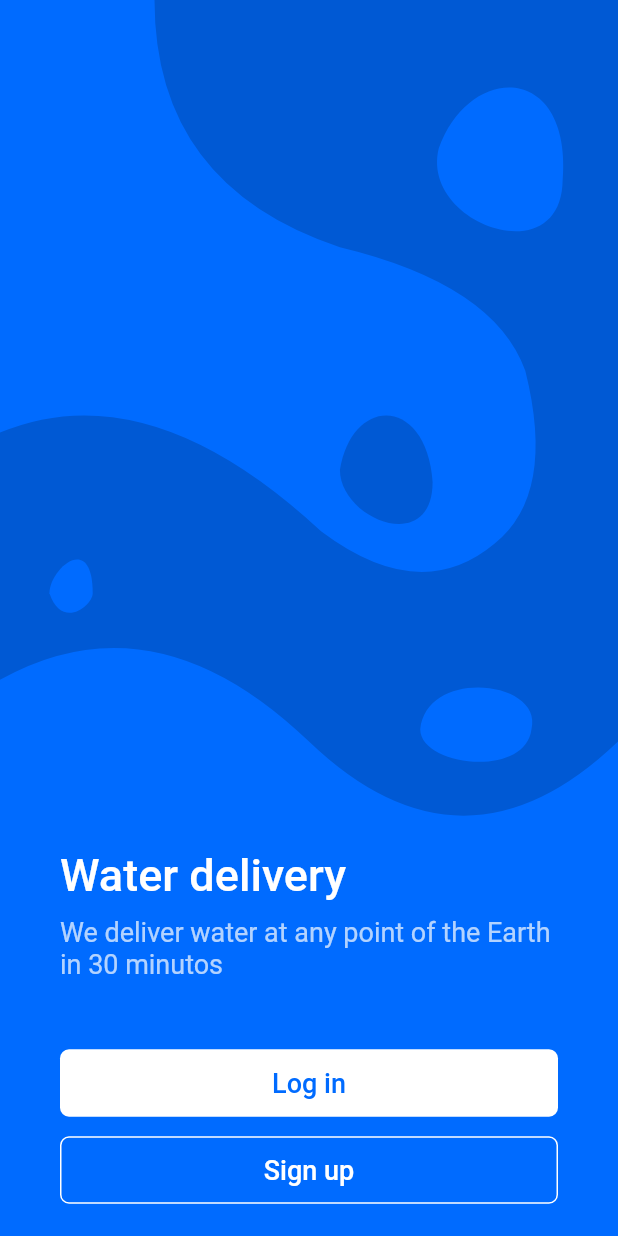
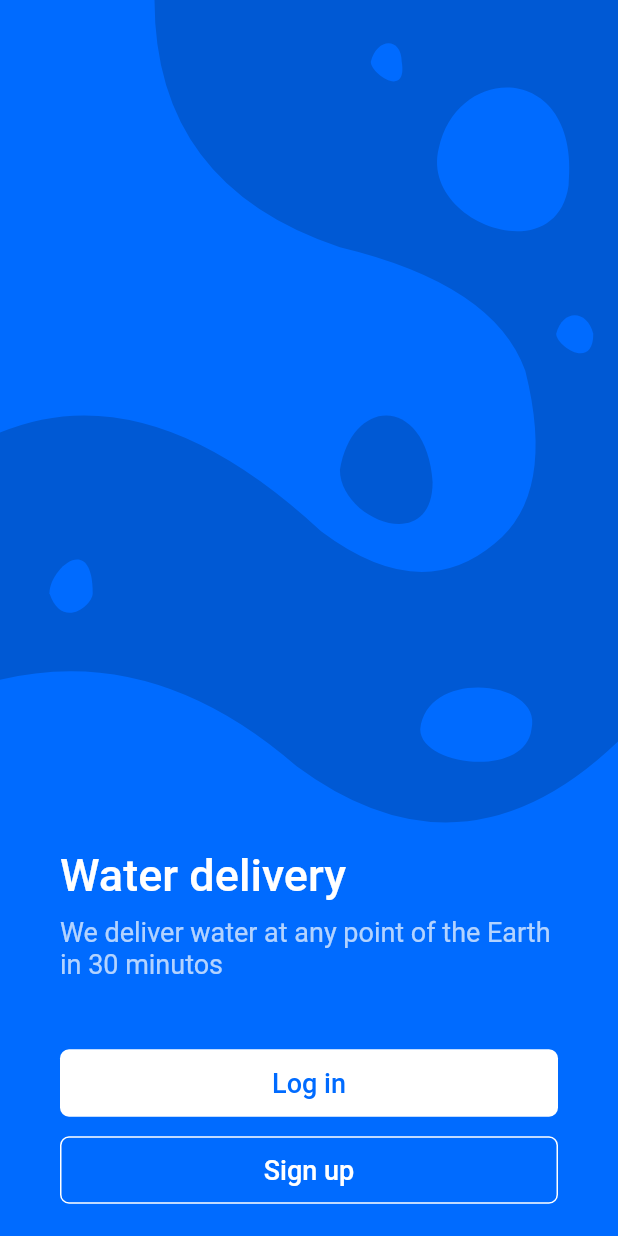
Before and after one commit to FKSAxell/login_water, a Flutter app: the InitialPage screen opened by its route, after a tap on "Log in", on a phone screen of 412 x 824 dp. Run offline on Flutter 3.47's test engine with Material 2 defaults, Android fonts, the light colour scheme and no system bars.

Commit message:
fin initial page

```diff
--- a/lib/main.dart
+++ b/lib/main.dart
@@ -11,7 +11,7 @@ class MyApp extends StatelessWidget {
     return MaterialApp(
       debugShowCheckedModeBanner: false,
       title: 'Material App',
-      initialRoute: 'initial',
+      initialRoute: 'login',
       routes: {
         'initial': (_) => InitialPage(),
         'login': (_) => LoginPage(),
--- a/lib/pages/initial_page.dart
+++ b/lib/pages/initial_page.dart
@@ -100,14 +100,12 @@ class _HeaderWavePainter extends CustomPainter {
   void paint(Canvas canvas, Size size) {
     final lapiz = Paint()..strokeCap = StrokeCap.round;
 
-    // Propiedades
-    lapiz.color = Color(0xff0059d4); //Colors.yellow; //Color(0xff0059d4);
-    lapiz.style = PaintingStyle.fill; //.fill rellenar
+    lapiz.color = Color(0xff0059d4);
+    lapiz.style = PaintingStyle.fill;
     lapiz.strokeWidth = 4;
 
     final path = new Path();
 
-    //Dibujar con el path y el lapiz
     path.moveTo(size.width * 0.25, 0);
     path.quadraticBezierTo(
       size.width * 0.25,
@@ -142,9 +140,9 @@ class _HeaderWavePainter extends CustomPainter {
     path.lineTo(0, size.height * 0.55);
     path.quadraticBezierTo(
       size.width * 0.25,
-      size.height * 0.48,
-      size.width * 0.50,
-      size.height * 0.60,
+      size.height * 0.52,
+      size.width * 0.48,
+      size.height * 0.62,
     );
     path.quadraticBezierTo(
       size.width * 0.75,
@@ -152,16 +150,14 @@ class _HeaderWavePainter extends CustomPainter {
       size.width,
       size.height * 0.60,
     );
-
     path.lineTo(size.width, 0);
     path.lineTo(size.width * 0.25, 0);
     canvas.drawPath(path, lapiz);
 
     final lapiz2 = Paint()..strokeCap = StrokeCap.round;
 
-    // Propiedades
-    lapiz2.color = Color(0xff006bff); //Colors.yellow; //Color(0xff006bff);
-    lapiz2.style = PaintingStyle.fill; //.fill rellenar
+    lapiz2.color = Color(0xff006bff);
+    lapiz2.style = PaintingStyle.fill;
     lapiz2.strokeWidth = 3;
 
     final path2 = new Path();
@@ -175,7 +171,6 @@ class _HeaderWavePainter extends CustomPainter {
       size.width * 0.15,
       size.height * 0.48,
     );
-
     path2.cubicTo(
       size.width * 0.15,
       size.height * 0.49,
@@ -189,9 +184,8 @@ class _HeaderWavePainter extends CustomPainter {
 
     final lapiz3 = Paint()..strokeCap = StrokeCap.round;
 
-    // Propiedades
-    lapiz3.color = Color(0xff006bff); //Colors.yellow; //Color(0xff006bff);
-    lapiz3.style = PaintingStyle.fill; //.fill rellenar
+    lapiz3.color = Color(0xff006bff);
+    lapiz3.style = PaintingStyle.fill;
     lapiz3.strokeWidth = 3;
 
     final path3 = new Path();
@@ -212,14 +206,13 @@ class _HeaderWavePainter extends CustomPainter {
       size.width * 0.68,
       size.height * 0.59,
     );
-    // path3.close();
+
     canvas.drawPath(path3, lapiz3);
 
     final lapiz4 = Paint()..strokeCap = StrokeCap.round;
 
-    // Propiedades
-    lapiz4.color = Color(0xff0059d4); //Colors.yellow; //Color(0xff006bff);
-    lapiz4.style = PaintingStyle.fill; //.fill rellenar
+    lapiz4.color = Color(0xff0059d4);
+    lapiz4.style = PaintingStyle.fill;
     lapiz4.strokeWidth = 3;
 
     final path4 = new Path();
@@ -240,15 +233,6 @@ class _HeaderWavePainter extends CustomPainter {
       size.width * 0.55,
       size.height * 0.38,
     );
-    // path4.cubicTo(
-    //   size.width * 0.85,
-    //   size.height * 0.63,
-    //   size.width * 0.68,
-    //   size.height * 0.62,
-    //   size.width * 0.68,
-    //   size.height * 0.59,
-    // );
-    // path4.close();
     canvas.drawPath(path4, lapiz4);
 
     final lapiz5 = Paint()..strokeCap = StrokeCap.round;
@@ -261,11 +245,11 @@ class _HeaderWavePainter extends CustomPainter {
     final path5 = new Path();
     path5.moveTo(size.width * 0.71, size.height * 0.12);
     path5.cubicTo(
-      size.width * 0.76,
+      size.width * 0.74,
       size.height * 0.05,
-      size.width * 0.93,
+      size.width * 0.94,
       size.height * 0.05,
-      size.width * 0.91,
+      size.width * 0.92,
       size.height * 0.15,
     );
     path5.cubicTo(
@@ -278,6 +262,64 @@ class _HeaderWavePainter extends CustomPainter {
     );
     path5.close();
     canvas.drawPath(path5, lapiz5);
+
+    final lapiz6 = Paint()..strokeCap = StrokeCap.round;
+
+    // Propiedades
+    lapiz6.color = Color(0xff006bff); //Colors.yellow; //Color(0xff006bff);
+    lapiz6.style = PaintingStyle.fill; //.fill rellenar
+    lapiz6.strokeWidth = 1;
+
+    final path6 = new Path();
+    path6.moveTo(size.width * 0.90, size.height * 0.27);
+    path6.cubicTo(
+      size.width * 0.91,
+      size.height * 0.25,
+      size.width * 0.95,
+      size.height * 0.25,
+      size.width * 0.96,
+      size.height * 0.27,
+    );
+    path6.cubicTo(
+      size.width * 0.96,
+      size.height * 0.30,
+      size.width * 0.90,
+      size.height * 0.28,
+      size.width * 0.90,
+      size.height * 0.27,
+    );
+
+    path6.close();
+    canvas.drawPath(path6, lapiz6);
+
+    final lapiz7 = Paint()..strokeCap = StrokeCap.round;
+
+    // Propiedades
+    lapiz7.color = Color(0xff006bff); //Colors.yellow; //Color(0xff006bff);
+    lapiz7.style = PaintingStyle.fill; //.fill rellenar
+    lapiz7.strokeWidth = 1;
+
+    final path7 = new Path();
+    path7.moveTo(size.width * 0.60, size.height * 0.05);
+    path7.cubicTo(
+      size.width * 0.61,
+      size.height * 0.03,
+      size.width * 0.65,
+      size.height * 0.03,
+      size.width * 0.65,
+      size.height * 0.05,
+    );
+    path7.cubicTo(
+      size.width * 0.66,
+      size.height * 0.08,
+      size.width * 0.60,
+      size.height * 0.06,
+      size.width * 0.60,
+      size.height * 0.05,
+    );
+
+    path7.close();
+    canvas.drawPath(path7, lapiz7);
   }
 
   @override
```
Also changed, not shown: lib/pages/login_page.dart (+83 -2 lines).
